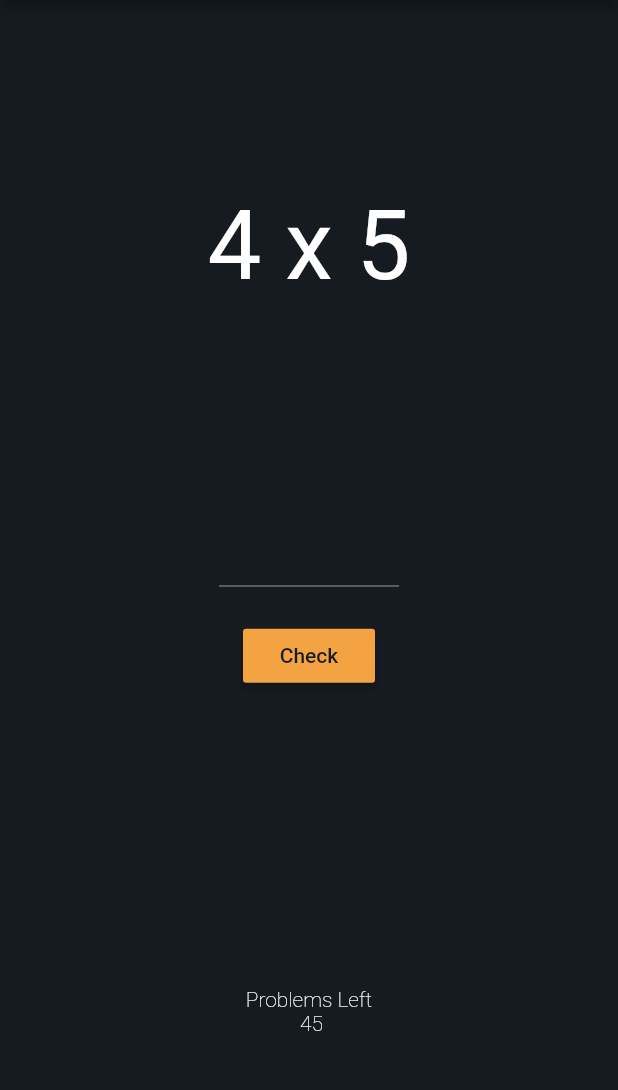
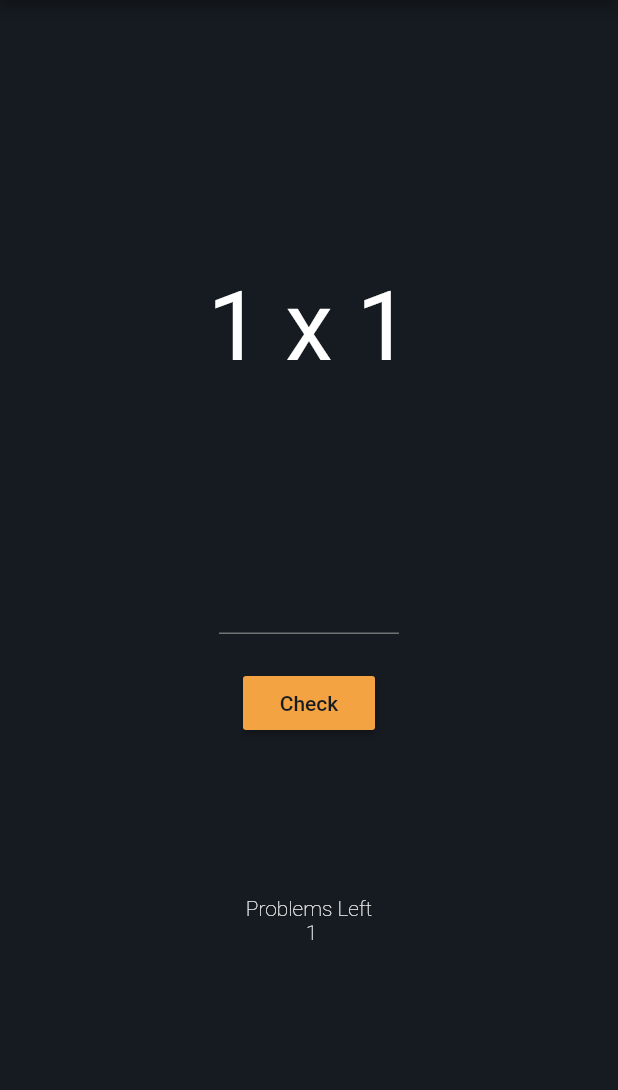
Before and after one commit to Emil1483/learn_math, a Flutter app: the screen it shows after launch, on a phone screen of 412 x 824 dp, the part 84-1174 px from its top. Run offline on Flutter 3.47's test engine with Material 2 defaults, Android fonts, the light colour scheme and no system bars; missing offline and left inert: firebase_admob; accounts and stored records are empty.

Commit message:
implement ads

```diff
--- a/lib/helpers/times_table.dart
+++ b/lib/helpers/times_table.dart
@@ -83,7 +83,9 @@ class TimesTable {
     for (int i = 1; i < 10; i++) {
       for (int j = i; j < 10; j++) {
         _possible.add(Question(i, j, i * j));
+        break;
       }
+      break;
     }
     _allQuestions = List.from(_possible);
   }
--- a/lib/main.dart
+++ b/lib/main.dart
@@ -1,3 +1,4 @@
+import 'package:firebase_admob/firebase_admob.dart';
 import 'package:flutter/material.dart';
 import 'package:flutter/services.dart';
 
@@ -5,9 +6,44 @@ import './routes/home_route.dart';
 
 void main() => runApp(MyApp());
 
-class MyApp extends StatelessWidget {
+class MyApp extends StatefulWidget {
+  @override
+  _MyAppState createState() => _MyAppState();
+}
+
+class _MyAppState extends State<MyApp> {
+  BannerAd _bannerAd;
+
+  @override
+  initState() {
+    super.initState();
+  }
+
+  Future _initAdBanner() async {
+    _bannerAd = BannerAd(
+      adUnitId: "ca-app-pub-3940256099942544/6300978111",
+      size: AdSize.fullBanner,
+      targetingInfo: MobileAdTargetingInfo(
+        keywords: [
+          "quotes",
+          "reading",
+          "books",
+          "thinking",
+        ],
+        childDirected: false,
+        testDevices: <String>["3C2BACC3B6177D291D421EFA6B1DBCE3"],
+      ),
+    );
+    await _bannerAd.load();
+    await _bannerAd.show(anchorType: AnchorType.bottom);
+  }
+
   @override
   Widget build(BuildContext context) {
+    FirebaseAdMob.instance.initialize(
+      appId: "ca-app-pub-3940256099942544~3347511713",
+    );
+    _initAdBanner();
     SystemChrome.setPreferredOrientations([
       DeviceOrientation.portraitUp,
       DeviceOrientation.portraitDown,
--- a/lib/routes/home_route.dart
+++ b/lib/routes/home_route.dart
@@ -1,6 +1,7 @@
 import 'dart:math' as math;
 
 import 'package:flutter/material.dart';
+import 'package:firebase_admob/firebase_admob.dart';
 
 import '../helpers/times_table.dart';
 import '../ui_elements/main_button.dart';
@@ -127,7 +128,8 @@ class _HomeRouteState extends State<HomeRoute>
           children: <Widget>[
             Expanded(
               flex: 3,
-              child: Center(
+              child: Align(
+                alignment: Alignment(0, 1),
                 child: Text(
                   _currentQuestion.toString(),
                   textAlign: TextAlign.center,
@@ -136,8 +138,9 @@ class _HomeRouteState extends State<HomeRoute>
               ),
             ),
             Expanded(
-              flex: 3,
+              flex: 4,
               child: Column(
+                mainAxisAlignment: MainAxisAlignment.center,
                 children: <Widget>[
                   _buildTextField(),
                   SizedBox(height: 22.0),
@@ -146,11 +149,14 @@ class _HomeRouteState extends State<HomeRoute>
               ),
             ),
             Expanded(
-              flex: 1,
-              child: Text(
-                "Problems Left\n ${_table.length + 1}",
-                textAlign: TextAlign.center,
-                style: TextStyle(fontWeight: FontWeight.w200),
+              flex: 2,
+              child: Align(
+                alignment: Alignment(0, -1),
+                child: Text(
+                  "Problems Left\n ${_table.length + 1}",
+                  textAlign: TextAlign.center,
+                  style: TextStyle(fontWeight: FontWeight.w200),
+                ),
               ),
             ),
           ],
```
Also changed, not shown: lib/routes/completed.dart (+5 -5 lines), 1 other file.
